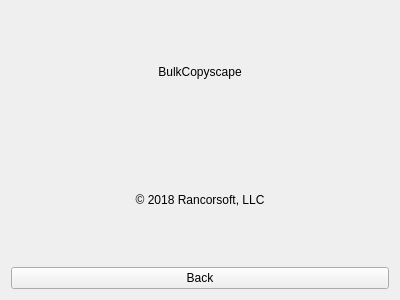
Before: the Qt Designer form BulkCopyScape-pyqt/resources/widgets/aboutwidget.ui in justinmichaelvieira/BulkCopyscape, drawn with Qt 5.
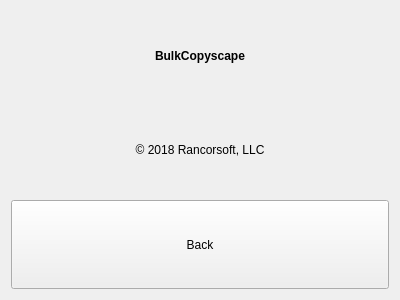
After: the same form once the commit is applied.

Commit message: Update about page.

```diff
--- a/BulkCopyScape-pyqt/resources/widgets/aboutwidget.ui
+++ b/BulkCopyScape-pyqt/resources/widgets/aboutwidget.ui
@@ -16,6 +16,12 @@
   <layout class="QVBoxLayout" name="verticalLayout">
    <item>
     <widget class="QLabel" name="label">
+     <property name="font">
+      <font>
+       <weight>75</weight>
+       <bold>true</bold>
+      </font>
+     </property>
      <property name="text">
       <string>BulkCopyscape</string>
      </property>
@@ -36,6 +42,18 @@
    </item>
    <item>
     <widget class="QPushButton" name="backButton">
+     <property name="sizePolicy">
+      <sizepolicy hsizetype="Minimum" vsizetype="Minimum">
+       <horstretch>0</horstretch>
+       <verstretch>0</verstretch>
+      </sizepolicy>
+     </property>
+     <property name="minimumSize">
+      <size>
+       <width>120</width>
+       <height>60</height>
+      </size>
+     </property>
      <property name="text">
       <string>Back</string>
      </property>
```
